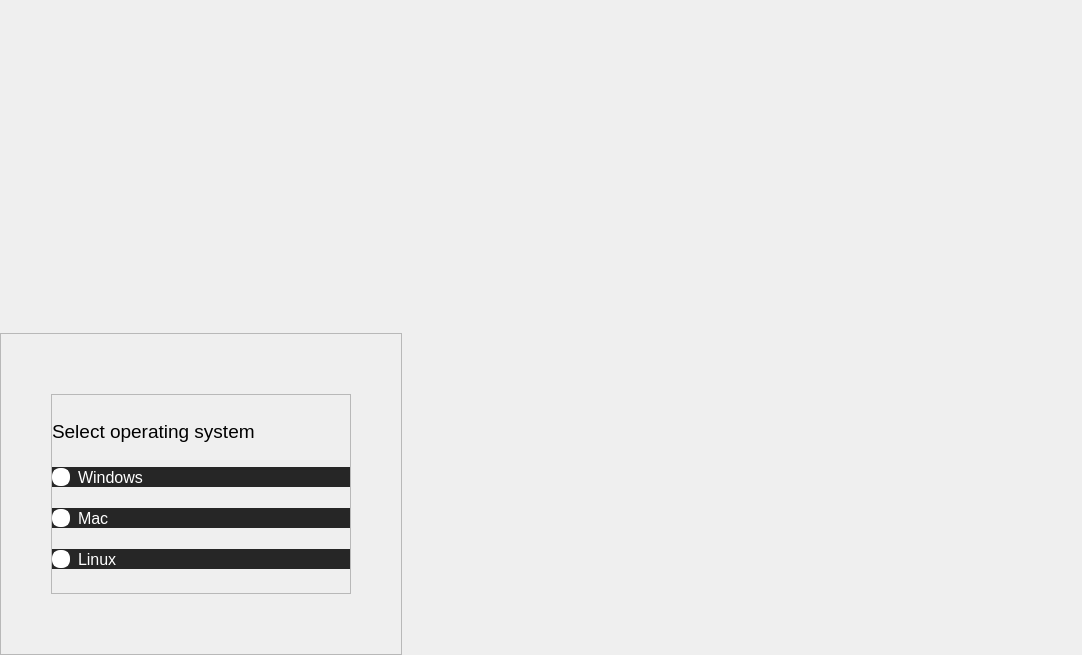
Smidig-Leo/volatility3, file newSimpleAnalyze/screens/ui/Os.ui: the form before one commit.
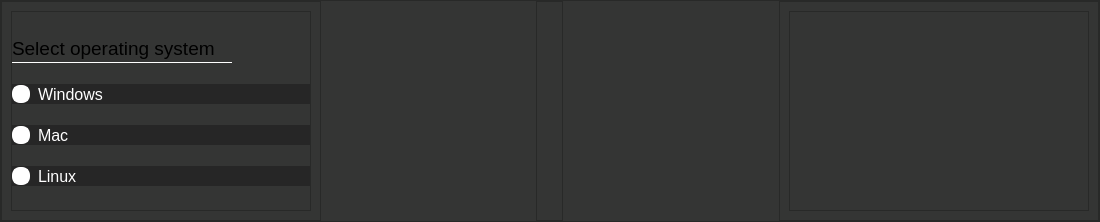
The form after the commit. Icons and pictures are not drawn.

Commit message: fixing mainpage design

Diff of the .ui file:
```diff
--- a/newSimpleAnalyze/screens/ui/Os.ui
+++ b/newSimpleAnalyze/screens/ui/Os.ui
@@ -6,10 +6,22 @@
    <rect>
     <x>0</x>
     <y>0</y>
-    <width>1082</width>
-    <height>655</height>
+    <width>1100</width>
+    <height>222</height>
    </rect>
   </property>
+  <property name="minimumSize">
+   <size>
+    <width>0</width>
+    <height>210</height>
+   </size>
+  </property>
+  <property name="maximumSize">
+   <size>
+    <width>16777215</width>
+    <height>222</height>
+   </size>
+  </property>
   <property name="windowTitle">
    <string>MainWindow</string>
   </property>
@@ -30,13 +42,13 @@
     <property name="bottomMargin">
      <number>0</number>
     </property>
-    <item alignment="Qt::AlignLeft|Qt::AlignBottom">
+    <item>
      <widget class="QFrame" name="frame">
       <property name="layoutDirection">
        <enum>Qt::LeftToRight</enum>
       </property>
       <property name="styleSheet">
-       <string notr="true"/>
+       <string notr="true">background-color: rgb(52, 53, 52);</string>
       </property>
       <property name="frameShape">
        <enum>QFrame::StyledPanel</enum>
@@ -46,24 +58,30 @@
       </property>
       <layout class="QGridLayout" name="gridLayout">
        <property name="leftMargin">
-        <number>50</number>
+        <number>0</number>
        </property>
        <property name="topMargin">
-        <number>60</number>
+        <number>0</number>
        </property>
        <property name="rightMargin">
-        <number>50</number>
+        <number>0</number>
        </property>
        <property name="bottomMargin">
-        <number>60</number>
+        <number>0</number>
        </property>
-       <property name="horizontalSpacing">
-        <number>40</number>
+       <property name="spacing">
+        <number>0</number>
        </property>
-       <property name="verticalSpacing">
-        <number>60</number>
-       </property>
-       <item row="0" column="0">
+       <item row="0" column="0" alignment="Qt::AlignLeft">
+        <widget class="QFrame" name="frame_3">
+         <property name="frameShape">
+          <enum>QFrame::StyledPanel</enum>
+         </property>
+         <property name="frameShadow">
+          <enum>QFrame::Raised</enum>
+         </property>
+         <layout class="QVBoxLayout" name="verticalLayout_4">
+          <item>
         <widget class="QFrame" name="frameAppearance">
          <property name="sizePolicy">
           <sizepolicy hsizetype="Fixed" vsizetype="Fixed">
@@ -329,6 +347,104 @@
             <property name="checked">
              <bool>false</bool>
             </property>
+              </widget>
+             </item>
+            </layout>
+           </widget>
+          </item>
+         </layout>
+        </widget>
+       </item>
+       <item row="0" column="1" alignment="Qt::AlignHCenter">
+        <widget class="QFrame" name="frame_2">
+         <property name="frameShape">
+          <enum>QFrame::StyledPanel</enum>
+         </property>
+         <property name="frameShadow">
+          <enum>QFrame::Raised</enum>
+         </property>
+         <layout class="QVBoxLayout" name="verticalLayout_3">
+          <property name="rightMargin">
+           <number>9</number>
+          </property>
+          <item alignment="Qt::AlignHCenter">
+           <widget class="QLabel" name="label">
+            <property name="text">
+             <string/>
+            </property>
+            <property name="pixmap">
+             <pixmap>../../design/Simple Analyze.png</pixmap>
+            </property>
+           </widget>
+          </item>
+          <item alignment="Qt::AlignHCenter">
+           <widget class="QLabel" name="label_2">
+            <property name="text">
+             <string/>
+            </property>
+            <property name="pixmap">
+             <pixmap>../../design/mnemonic logo white 2.png</pixmap>
+            </property>
+           </widget>
+          </item>
+         </layout>
+        </widget>
+       </item>
+       <item row="0" column="2" alignment="Qt::AlignRight">
+        <widget class="QFrame" name="frame_4">
+         <property name="frameShape">
+          <enum>QFrame::StyledPanel</enum>
+         </property>
+         <property name="frameShadow">
+          <enum>QFrame::Raised</enum>
+         </property>
+         <layout class="QVBoxLayout" name="verticalLayout_5">
+          <item>
+           <widget class="QFrame" name="frameAppearance_2">
+            <property name="sizePolicy">
+             <sizepolicy hsizetype="Fixed" vsizetype="Fixed">
+              <horstretch>0</horstretch>
+              <verstretch>0</verstretch>
+             </sizepolicy>
+            </property>
+            <property name="minimumSize">
+             <size>
+              <width>300</width>
+              <height>200</height>
+             </size>
+            </property>
+            <property name="maximumSize">
+             <size>
+              <width>300</width>
+              <height>200</height>
+             </size>
+            </property>
+            <property name="styleSheet">
+             <string notr="true"/>
+            </property>
+            <property name="frameShape">
+             <enum>QFrame::StyledPanel</enum>
+            </property>
+            <property name="frameShadow">
+             <enum>QFrame::Raised</enum>
+            </property>
+            <layout class="QVBoxLayout" name="verticalLayout_6">
+             <property name="spacing">
+              <number>0</number>
+             </property>
+             <property name="leftMargin">
+              <number>0</number>
+             </property>
+             <property name="topMargin">
+              <number>0</number>
+             </property>
+             <property name="rightMargin">
+              <number>0</number>
+             </property>
+             <property name="bottomMargin">
+              <number>0</number>
+             </property>
+            </layout>
            </widget>
           </item>
          </layout>
```
Lines whose indentation alone changed are shown as unchanged. The commit also changes 3 other files.
